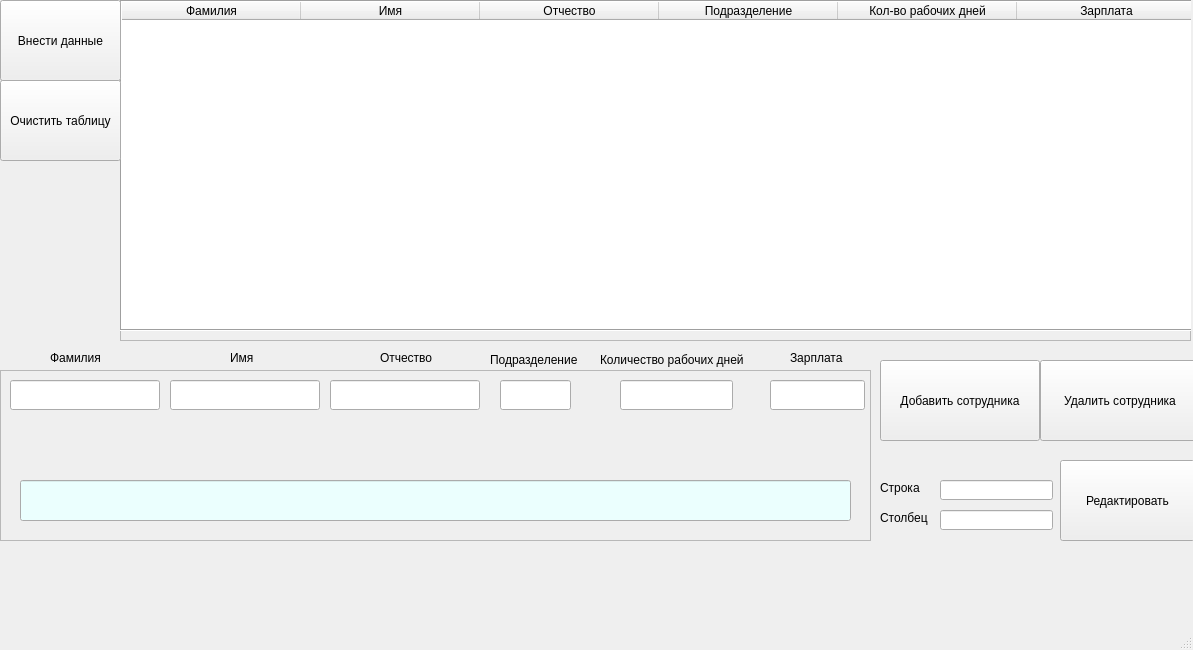
First picture: the form in employee.ui, repository TimohaSheff/Task_6-9, before the edit.
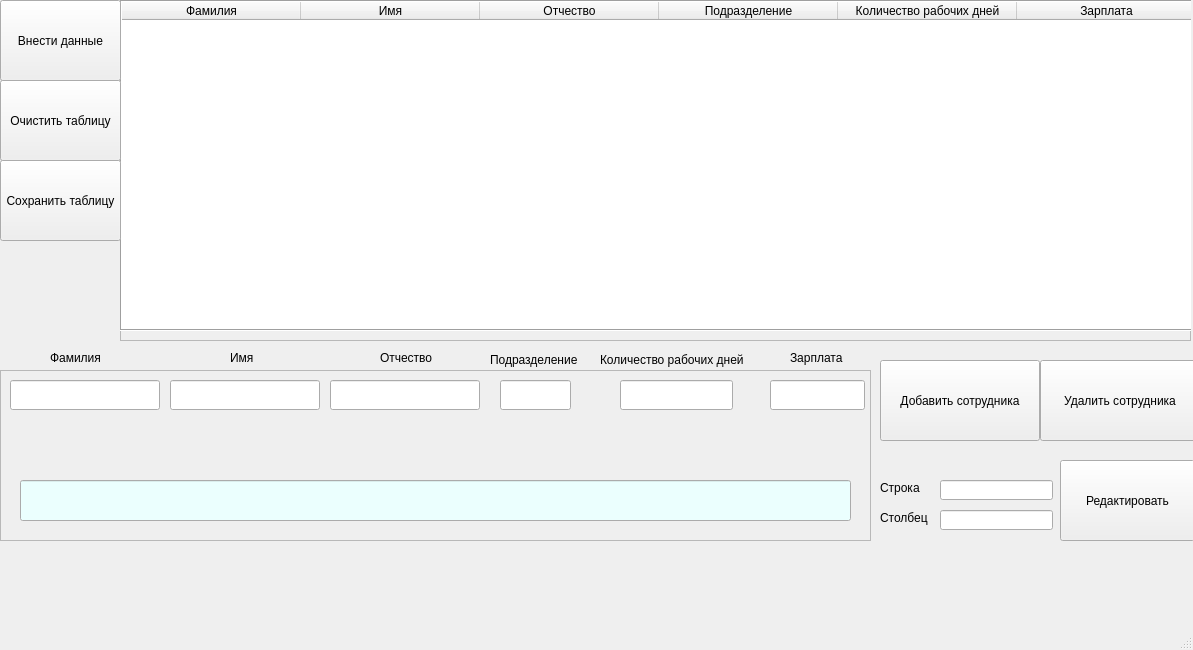
Second picture: the form after the edit.

What changed in the file:
```diff
--- a/employee.ui
+++ b/employee.ui
@@ -84,7 +84,7 @@
      </column>
      <column>
       <property name="text">
-       <string>Кол-во рабочих дней</string>
+       <string>Количество рабочих дней</string>
       </property>
      </column>
      <column>
@@ -490,6 +490,19 @@
      <string>Столбец</string>
     </property>
    </widget>
+   <widget class="QPushButton" name="saveButton">
+    <property name="geometry">
+     <rect>
+      <x>0</x>
+      <y>160</y>
+      <width>121</width>
+      <height>81</height>
+     </rect>
+    </property>
+    <property name="text">
+     <string>Сохранить таблицу</string>
+    </property>
+   </widget>
   </widget>
   <widget class="QMenuBar" name="menubar">
    <property name="geometry">
```
Left out of the diff: 39 changed lines with no effect on the pictures.
